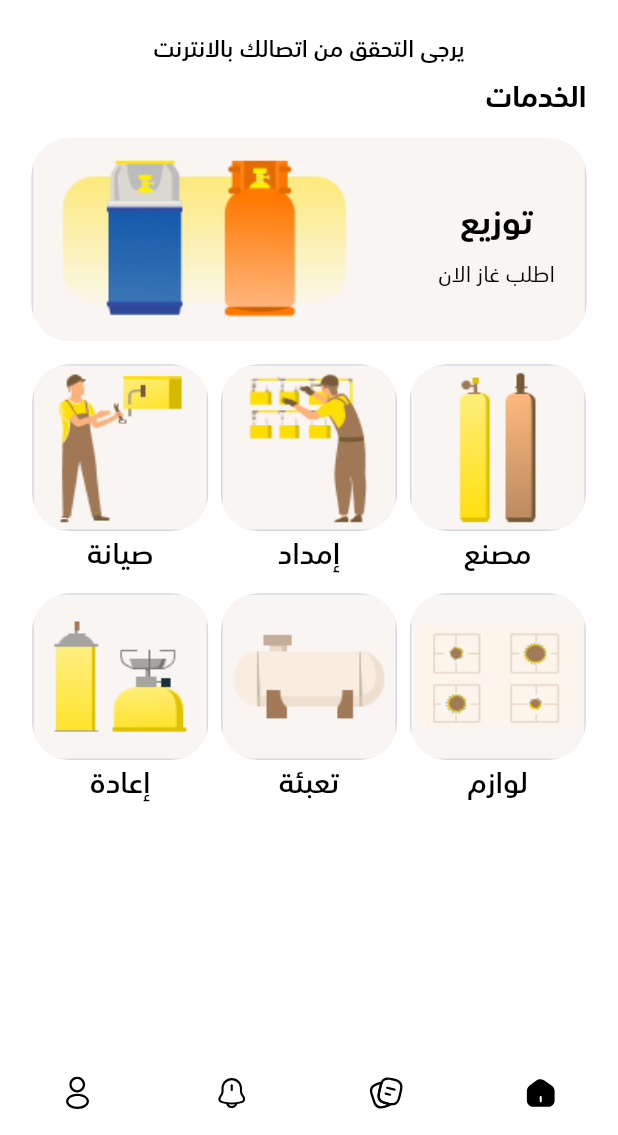
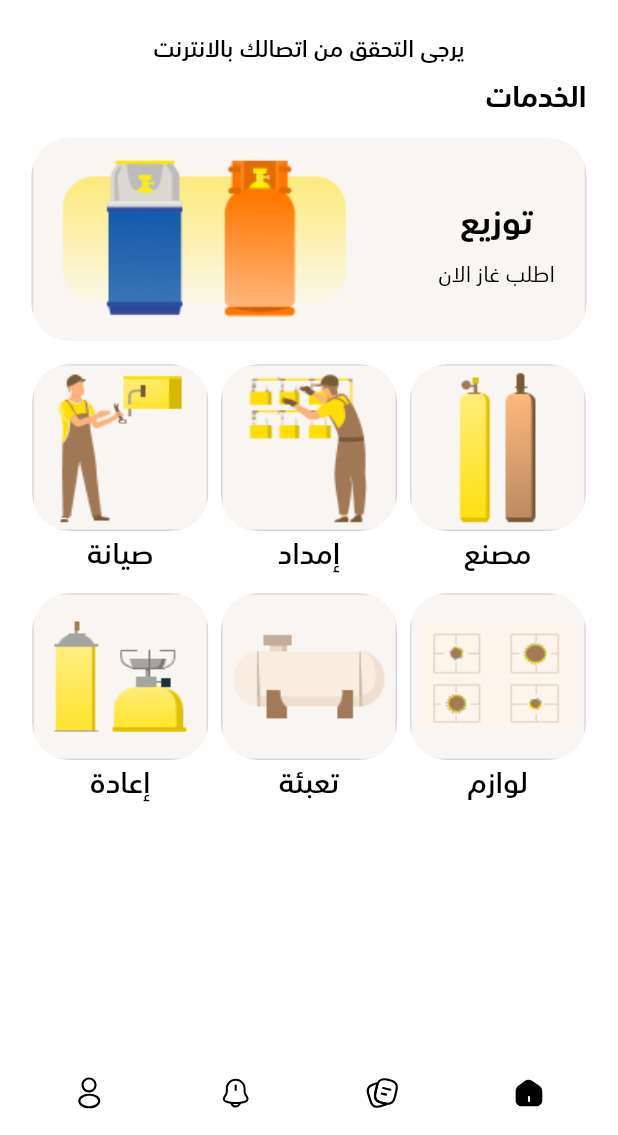
Before and after one commit to Almumez/tawsil_ghaz, a Flutter app: the NavbarView screen opened by its route, on a phone screen of 412 x 824 dp, the part 101-1236 px from its top. Run offline on Flutter 3.47's test engine with Material 3 defaults, Android fonts, the phone set to English and light mode, and no system bars; our stand-ins replace cached_network_image, dio, dotted_border, easy_localization, firebase_core, firebase_messaging and 17 more; missing offline and left inert: myfatoorah_flutter; accounts and stored records are empty; network calls fail.

Commit message:
شييشس

```diff
--- a/lib/core/widgets/nav.dart
+++ b/lib/core/widgets/nav.dart
@@ -104,11 +104,16 @@ class BottomNavyBar extends StatelessWidget {
           width: context.w,
           height: containerHeight,
           padding: EdgeInsets.symmetric(vertical: 6.h),
-          child: Row(
-            mainAxisAlignment: MainAxisAlignment.spaceEvenly,
+          child: LayoutBuilder(
+            builder: (context, constraints) {
+              final itemWidth = constraints.maxWidth / items.length;
+              return Row(
+                mainAxisAlignment: MainAxisAlignment.spaceBetween,
                 children: items.map((item) {
                   var index = items.indexOf(item);
-              return GestureDetector(
+                  return SizedBox(
+                    width: itemWidth,
+                    child: GestureDetector(
                       onTap: () => onItemSelected(index),
                       child: _ItemWidget(
                         item: item,
@@ -119,11 +124,14 @@ class BottomNavyBar extends StatelessWidget {
                         animationDuration: animationDuration,
                         itemPadding: itemPadding,
                         curve: curve,
-                  numberOfItems: items.length, // Pasar el número total de elementos
+                        numberOfItems: items.length,
                         showInactiveTitle: showInactiveTitle,
+                      ),
                     ),
                   );
                 }).toList(),
+              );
+            },
           ),
         ),
       ),
--- a/lib/features/shared/pages/navbar/components/custom_bottom_navigation.dart
+++ b/lib/features/shared/pages/navbar/components/custom_bottom_navigation.dart
@@ -29,46 +29,37 @@ class _CustomNavigationBarItemsState extends State<CustomNavigationBarItems> {
     return BlocBuilder<NavbarCubit, int>(
       bloc: cubit,
       builder: (context, state) {
-        return BottomNavyBar(
+        return Container(
+  margin: EdgeInsets.symmetric(horizontal: 10.w), // Reduced from 20.w
+  child: BottomNavyBar(
     backgroundColor: Colors.white,
     selectedIndex: state,
-            itemPadding: EdgeInsets.all(6.w),
     onItemSelected: cubit.changeTap,
+    itemPadding: EdgeInsets.zero, // Removed horizontal padding here
     items: List.generate(
       4,
       (i) => BottomNavyBarItem(
-                activeColor: Colors.black,  // Set active icon color to black
-                inactiveColor: Colors.black,  // Set inactive icon color to black
+        activeColor: Colors.black,
+        inactiveColor: Colors.black,
         textAlign: TextAlign.center,
         title: const SizedBox.shrink(),
-                icon: SvgPicture.asset(
+        icon: Container(
+          padding: EdgeInsets.symmetric(horizontal: 20.w), // Added padding here instead
+          child: SvgPicture.asset(
             [
               i == state ? Assets.svg.homeIn : Assets.svg.homeOut,
               i == state ? Assets.svg.ordersIn : Assets.svg.ordersOut,
               i == state ? Assets.svg.notificationsIn : Assets.svg.notificationsOut,
               i == state ? Assets.svg.profileIn : Assets.svg.profileOut,
             ][i],
-                  width: 25.r,
-                  height: 25.r,
+            width: 24.r,  // Slightly reduced size
+            height: 24.r, // Slightly reduced size
             colorFilter: const ColorFilter.mode(Colors.black, BlendMode.srcIn),
           ),
         ),
-            )
-            //  <BottomNavyBarItem>[
-
-            //   BottomNavyBarItem(
-            //     title: Text('Item Two'),
-            //     icon: Icon(Icons.apps),
-            //   ),
-            //   BottomNavyBarItem(
-            //     title: Text('Item Three'),
-            //     icon: Icon(Icons.chat_bubble),
-            //   ),
-            //   BottomNavyBarItem(
-            //     title: Text('Item Four'),
-            //     icon: Icon(Icons.settings),
-            //   ),
-            // ],
+      ),
+    ),
+  ),
 );
       },
     );
```
Lines whose indentation alone changed are shown as unchanged.
